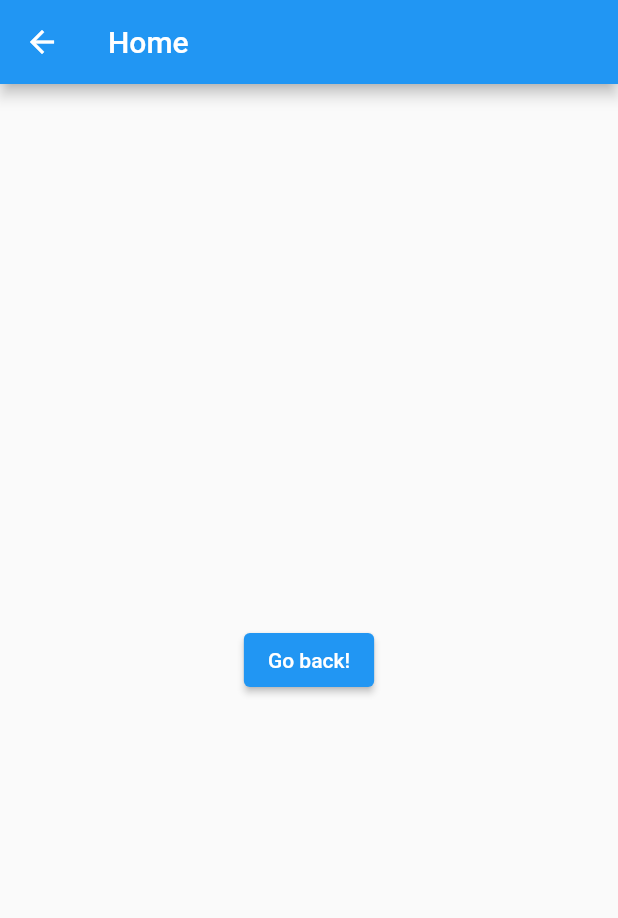
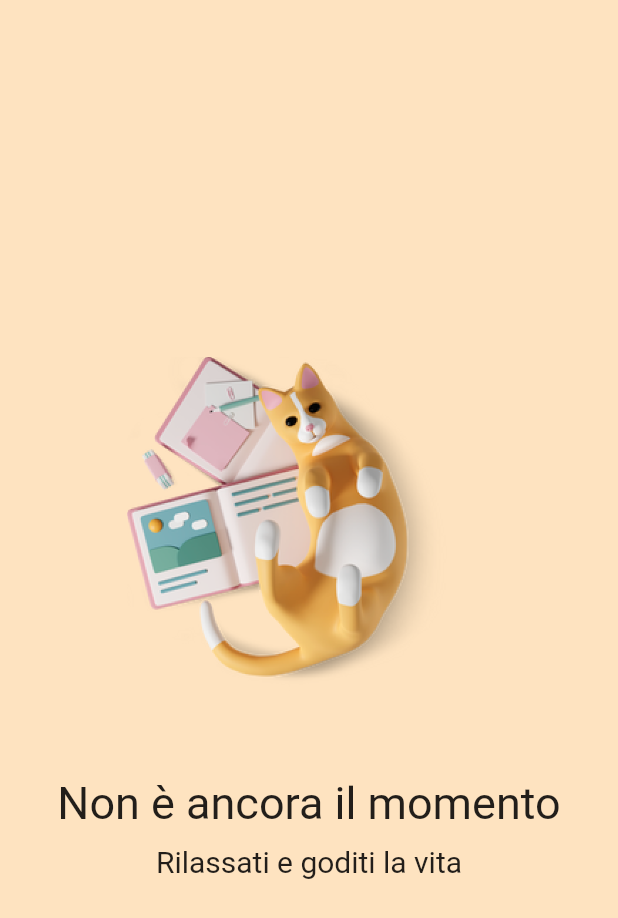
Before and after one commit to ssilvestri15/WakeApp, a Flutter app: the Home screen opened directly, on a phone screen of 412 x 824 dp. Shown: the top 918 px of the screen. Run offline on Flutter 3.47's test engine with Material 2 defaults, Android fonts, the phone set to English and light mode, and no system bars; our stand-ins replace camera, file, just_audio, permission_handler, video_player; missing offline and left inert: audio_session, flutter_sound.

Commit message:
aggiunta home, modifiche varie.

```diff
--- a/lib/home.dart
+++ b/lib/home.dart
@@ -1,5 +1,4 @@
 import 'package:flutter/material.dart';
-import 'package:flutter/services.dart';
 
 class Home extends StatelessWidget {
   const Home({super.key});
@@ -7,17 +6,34 @@ class Home extends StatelessWidget {
   @override
   Widget build(BuildContext context) {
     return Scaffold(
-      appBar: AppBar(
-        title: const Text('Home'),
-      ),
+      backgroundColor: Color.fromRGBO(254, 227, 192, 1),
       body: Center(
-        child: ElevatedButton(
-          onPressed: () {
-            // Navigate back to first route when tapped.
-            Navigator.pop(context);
-          },
-          child: const Text('Go back!'),
-        ),
+        child: Padding(
+          padding: EdgeInsets.only(bottom: 50, top: 50),
+          child: Column(
+            mainAxisAlignment: MainAxisAlignment.center,
+            crossAxisAlignment: CrossAxisAlignment.center,
+            children: const [
+               Padding(
+                  padding: EdgeInsets.only(bottom: 50),
+                 child: Image(image: AssetImage('assets/images/gatto.png'), width: 243),
+          ),
+              Padding(
+                padding: EdgeInsets.only(bottom: 10),
+                child: Text('Non è ancora il momento', style:
+                TextStyle(
+                  fontSize: 30,
+                  fontWeight:FontWeight.normal,
+                ),),
+              ),
+              Text('Rilassati e goditi la vita', style:
+              TextStyle(
+                fontSize: 20,
+                fontWeight:FontWeight.normal,
+              ),)
+            ],
+          ),
+        )
       ),
     );
   }
--- a/lib/main.dart
+++ b/lib/main.dart
@@ -1,6 +1,7 @@
 import 'package:flutter/material.dart';
 import 'package:wakeapp/audio_page.dart';
 import 'package:wakeapp/camera_page.dart';
+import 'package:wakeapp/end_page.dart';
 import 'package:wakeapp/home.dart';
 import 'package:wakeapp/invioUmore.dart';
 import 'package:wakeapp/notifica_page.dart';
@@ -12,7 +13,7 @@ void main() {
     theme: ThemeData(
       primaryColor: const Color.fromRGBO(81, 48, 14, 1),
     ),
-    home: const NotificaPage(),
+    home: const Home(),
     routes: {
       'login': (context) => const Login(),
     },
--- a/pubspec.yaml
+++ b/pubspec.yaml
@@ -77,6 +77,8 @@ flutter:
     - assets/images/racconta.png
     - assets/images/audio.png
     - assets/images/pc.png
+    - assets/images/end.png
+    - assets/images/gatto.png
 
   # An image asset can refer to one or more resolution-specific "variants", see
   # https://flutter.dev/assets-and-images/#resolution-aware
```
Also changed, not shown: lib/end_page.dart (added, +56 -0 lines), lib/invioUmore.dart (+20 -35 lines), lib/notifica_page.dart (+22 -3 lines), assets/images/end.png (added), assets/images/gatto.png (added).
